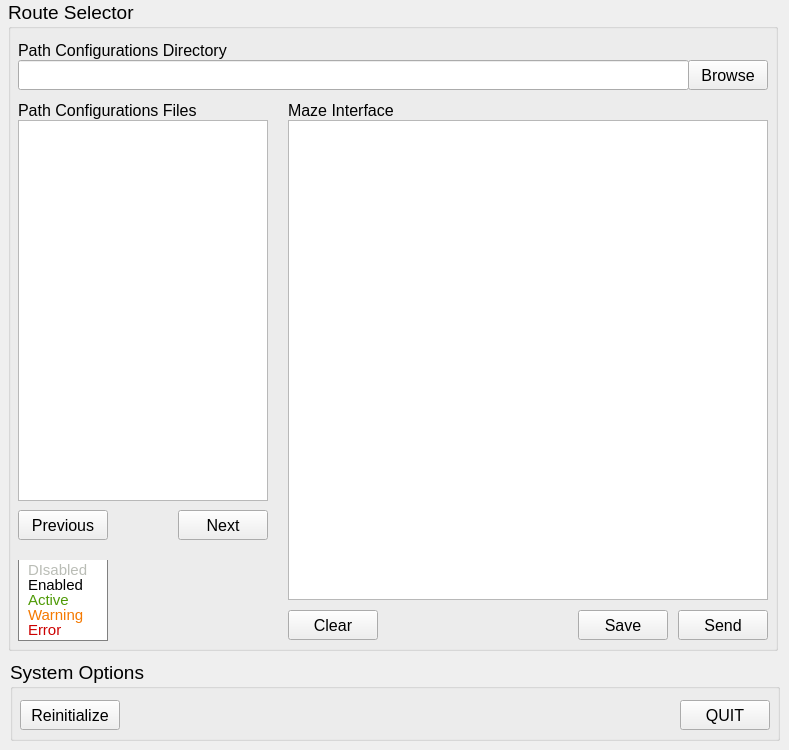
Old version of the form src/omniroute_operation/src/three_by_three_interface/interface.ui in the repository NC4Lab/omniroute_ubuntu_ws.
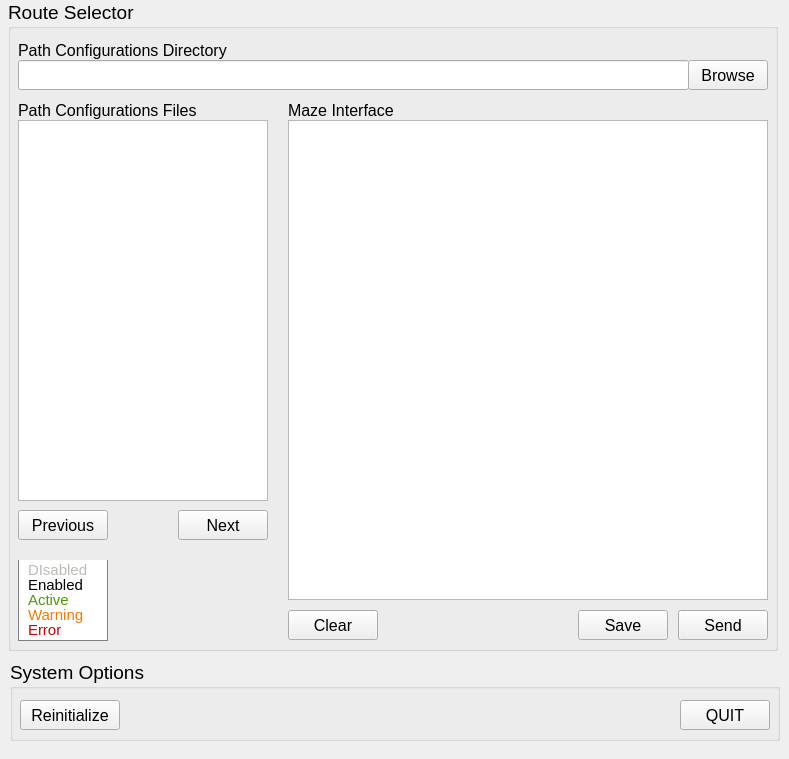
New version of the form.

The edit to the form file:
```diff
--- a/src/omniroute_operation/src/three_by_three_interface/interface.ui
+++ b/src/omniroute_operation/src/three_by_three_interface/interface.ui
@@ -10,7 +10,7 @@
     <x>0</x>
     <y>0</y>
     <width>789</width>
-    <height>750</height>
+    <height>759</height>
    </rect>
   </property>
   <property name="windowTitle">
```
